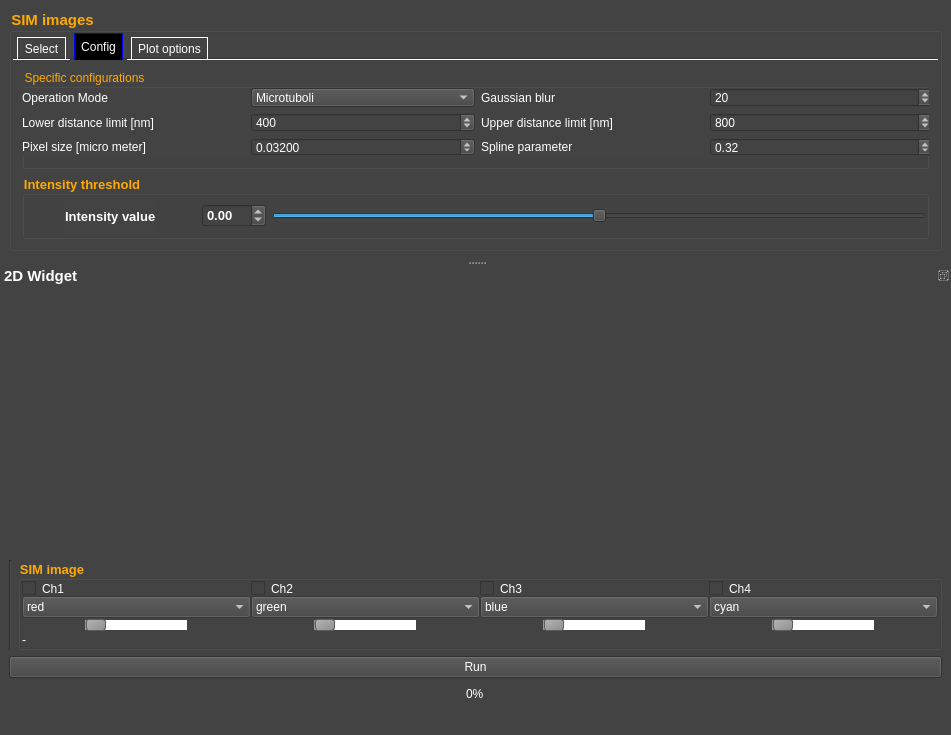
The window that src/gui/random.ui (super-resolution/lineprofiler) describes before a commit, drawn with Qt 5.
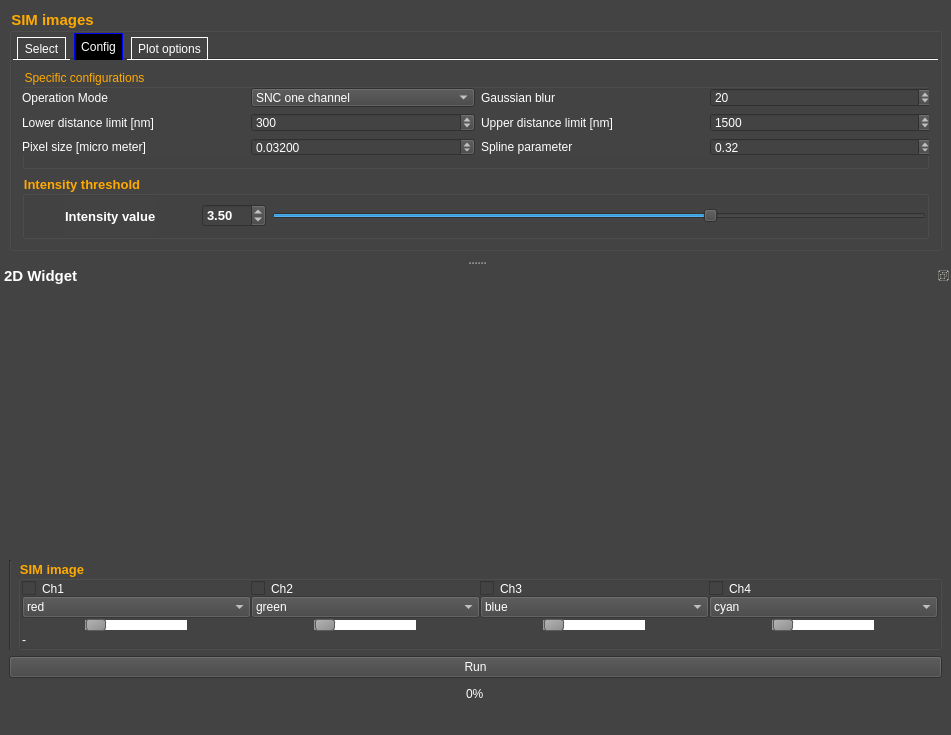
The same window after the commit. The open tabs and pages were chosen to show the change. Icons and pictures are not drawn.

What changed in the file:
```diff
--- a/src/gui/random.ui
+++ b/src/gui/random.ui
@@ -351,7 +351,7 @@
                      <number>1000</number>
                     </property>
                     <property name="value">
-                     <number>400</number>
+                     <number>300</number>
                     </property>
                    </widget>
                   </item>
@@ -371,7 +371,7 @@
                      <number>99999</number>
                     </property>
                     <property name="value">
-                     <number>800</number>
+                     <number>1500</number>
                     </property>
                    </widget>
                   </item>
@@ -437,6 +437,11 @@
                   </item>
                   <item row="0" column="1">
                    <widget class="QComboBox" name="comboBox_operation_mode">
+                    <item>
+                     <property name="text">
+                      <string>SNC one channel</string>
+                     </property>
+                    </item>
                     <item>
                      <property name="text">
                       <string>Microtuboli</string>
@@ -538,6 +543,9 @@
                      <property name="singleStep">
                       <double>0.100000000000000</double>
                      </property>
+                     <property name="value">
+                      <double>3.500000000000000</double>
+                     </property>
                     </widget>
                    </item>
                    <item>
@@ -549,7 +557,7 @@
                       <number>100</number>
                      </property>
                      <property name="value">
-                      <number>0</number>
+                      <number>35</number>
                      </property>
                      <property name="orientation">
                       <enum>Qt::Horizontal</enum>
```
Left out of the diff: 7 changed lines with no effect on the pictures.
